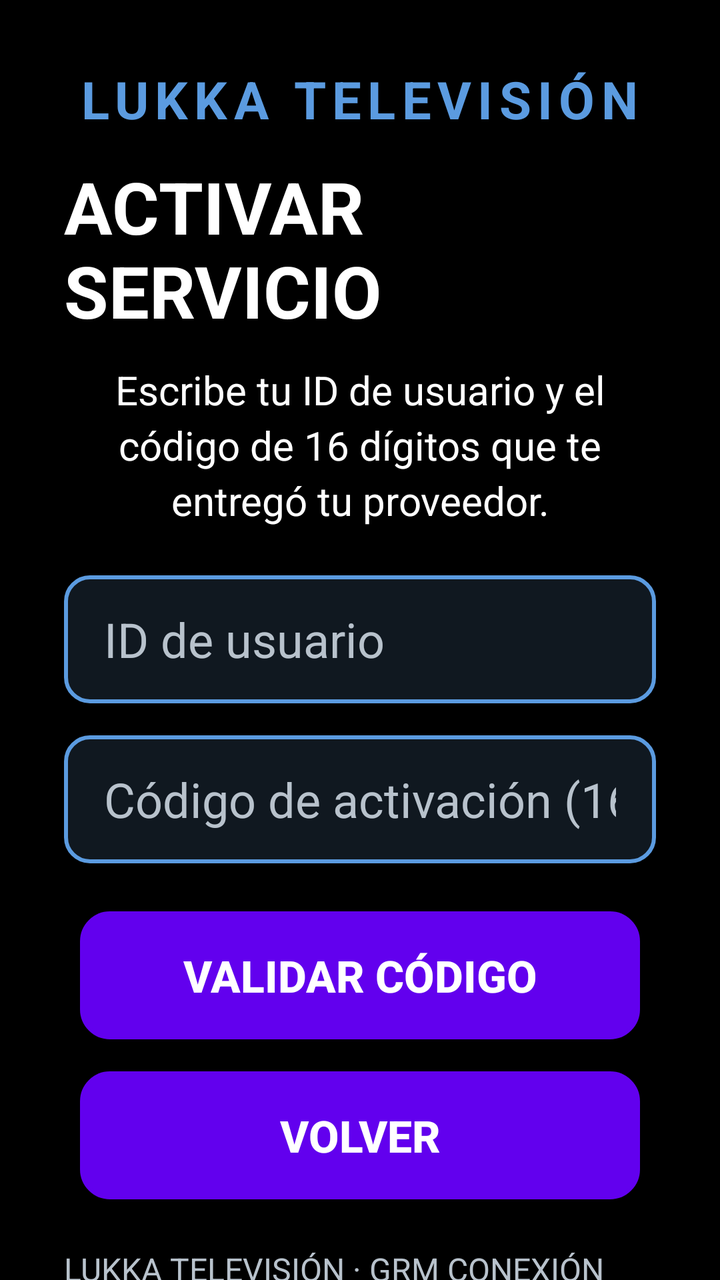
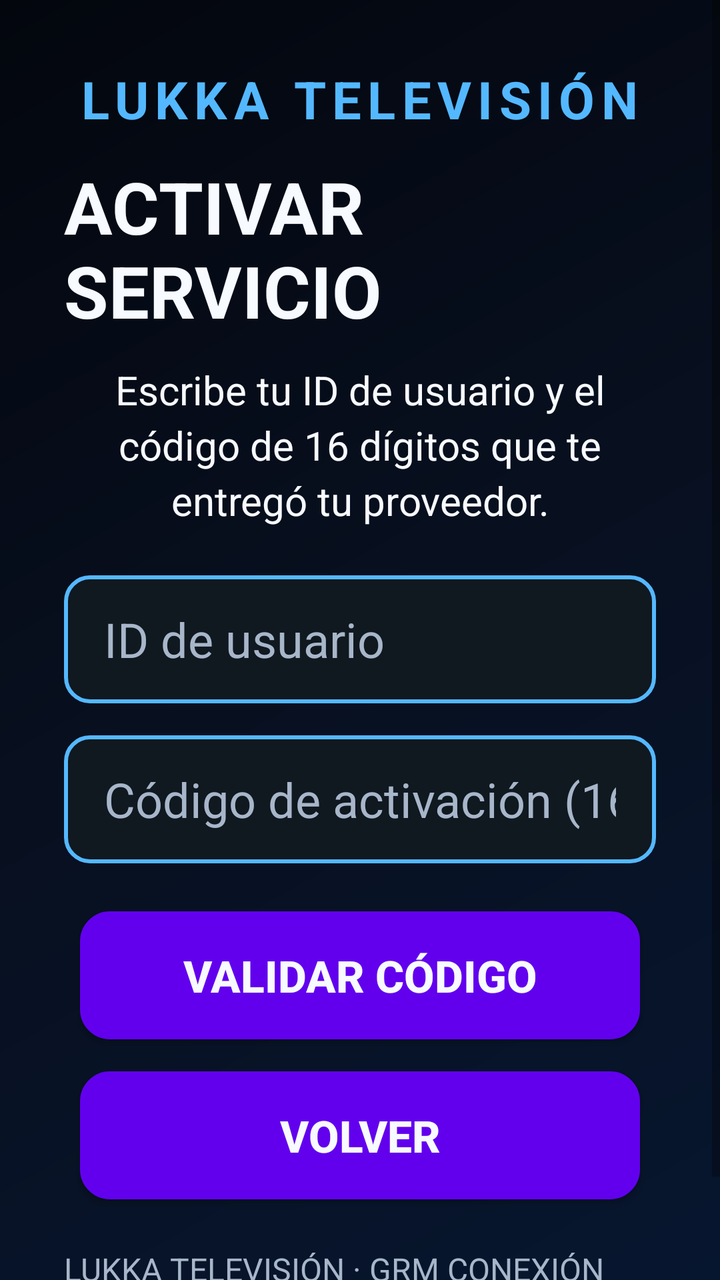

Before-and-after screenshots of an Android layout around one commit, followed by the original layout XML and the change that was made.
<!-- AndroidManifest.xml: application theme Theme.Lukka -->
<!-- res/layout/activity_activation.xml -->
<?xml version="1.0" encoding="utf-8"?>
<ScrollView xmlns:android="http://schemas.android.com/apk/res/android"
    android:layout_width="match_parent"
    android:layout_height="match_parent"
    android:background="@color/lukka_black"
    android:fillViewport="true">

    <LinearLayout
        android:layout_width="match_parent"
        android:layout_height="wrap_content"
        android:gravity="center_horizontal"
        android:minHeight="360dp"
        android:orientation="vertical"
        android:padding="32dp">

        <TextView
            style="@style/Lukka.Text.Brand"
            android:layout_width="wrap_content"
            android:layout_height="wrap_content"
            android:text="@string/brand" />

        <TextView
            style="@style/Lukka.Text.Title"
            android:layout_width="wrap_content"
            android:layout_height="wrap_content"
            android:layout_marginTop="12dp"
            android:text="@string/activation_title" />

        <TextView
            style="@style/Lukka.Text.Body"
            android:layout_width="match_parent"
            android:layout_height="wrap_content"
            android:layout_marginTop="12dp"
            android:gravity="center"
            android:text="@string/activation_help" />

        <EditText
            android:id="@+id/et_user_id"
            style="@style/Lukka.Input"
            android:layout_width="match_parent"
            android:layout_height="wrap_content"
            android:layout_marginTop="24dp"
            android:autofillHints="username"
            android:contentDescription="@string/hint_user_id"
            android:hint="@string/hint_user_id"
            android:imeOptions="actionNext"
            android:importantForAutofill="no"
            android:inputType="number"
            android:maxLength="20"
            android:nextFocusDown="@id/et_code" />

        <EditText
            android:id="@+id/et_code"
            style="@style/Lukka.Input"
            android:layout_width="match_parent"
            android:layout_height="wrap_content"
            android:layout_marginTop="16dp"
            android:contentDescription="@string/hint_code"
            android:hint="@string/hint_code"
            android:imeOptions="actionDone"
            android:importantForAutofill="no"
            android:inputType="number"
            android:maxLength="16"
            android:nextFocusDown="@id/btn_validate" />

        <TextView
            android:id="@+id/tv_message"
            style="@style/Lukka.Text.Body"
            android:layout_width="match_parent"
            android:layout_height="wrap_content"
            android:layout_marginTop="16dp"
            android:gravity="center"
            android:textColor="@color/lukka_error"
            android:textStyle="bold"
            android:visibility="gone" />

        <ProgressBar
            android:id="@+id/progress"
            android:layout_width="wrap_content"
            android:layout_height="wrap_content"
            android:layout_marginTop="16dp"
            android:contentDescription="@string/validating"
            android:indeterminate="true"
            android:visibility="gone" />

        <Button
            android:id="@+id/btn_validate"
            style="@style/Lukka.Button"
            android:layout_width="wrap_content"
            android:layout_height="wrap_content"
            android:layout_marginTop="24dp"
            android:contentDescription="@string/btn_validate"
            android:nextFocusDown="@id/btn_back"
            android:text="@string/btn_validate" />

        <Button
            android:id="@+id/btn_back"
            style="@style/Lukka.Button"
            android:layout_width="wrap_content"
            android:layout_height="wrap_content"
            android:layout_marginTop="16dp"
            android:contentDescription="@string/btn_back"
            android:text="@string/btn_back" />

        <TextView
            android:layout_width="wrap_content"
            android:layout_height="wrap_content"
            android:layout_marginTop="24dp"
            android:text="@string/footer"
            android:textColor="@color/lukka_gray"
            android:textSize="16sp" />
    </LinearLayout>
</ScrollView>
<!-- resources referenced by this layout -->
<resources>
  <color name="lukka_black">#000000</color>
  <color name="lukka_error">#FF8A80</color>
  <color name="lukka_gray">#B8C2CC</color>
  <string name="activation_help">Escribe tu ID de usuario y el código de 16 dígitos que te entregó tu proveedor.</string>
  <string name="activation_title">ACTIVAR SERVICIO</string>
  <string name="brand">LUKKA TELEVISIÓN</string>
  <string name="btn_back">VOLVER</string>
  <string name="btn_validate">VALIDAR CÓDIGO</string>
  <string name="footer">LUKKA TELEVISIÓN · GRM CONEXIÓN SAS</string>
  <string name="hint_code">Código de activación (16 dígitos)</string>
  <string name="hint_user_id">ID de usuario</string>
  <string name="validating">Validando…</string>
  <style name="Lukka.Button" parent="Widget.AppCompat.Button">
          <item name="android:background">@drawable/bg_button</item>
          <item name="android:textColor">@color/lukka_white</item>
          <item name="android:textSize">22sp</item>
          <item name="android:textStyle">bold</item>
          <item name="android:minHeight">64dp</item>
          <item name="android:minWidth">280dp</item>
          <item name="android:paddingLeft">32dp</item>
          <item name="android:paddingRight">32dp</item>
          <item name="android:focusable">true</item>
          <item name="android:textAllCaps">false</item>
      </style>
  <style name="Lukka.Input" parent="Widget.AppCompat.EditText">
          <item name="android:background">@drawable/bg_input</item>
          <item name="android:textColor">@color/lukka_white</item>
          <item name="android:textColorHint">@color/lukka_gray</item>
          <item name="android:textSize">24sp</item>
          <item name="android:minHeight">64dp</item>
          <item name="android:paddingLeft">20dp</item>
          <item name="android:paddingRight">20dp</item>
          <item name="android:singleLine">true</item>
      </style>
  <style name="Lukka.Text.Body">
          <item name="android:textColor">@color/lukka_white</item>
          <item name="android:textSize">20sp</item>
          <item name="android:lineSpacingExtra">4dp</item>
      </style>
  <style name="Lukka.Text.Brand">
          <item name="android:textColor">@color/lukka_blue_light</item>
          <item name="android:textSize">26sp</item>
          <item name="android:textStyle">bold</item>
          <item name="android:letterSpacing">0.12</item>
      </style>
  <style name="Lukka.Text.Title">
          <item name="android:textColor">@color/lukka_white</item>
          <item name="android:textSize">36sp</item>
          <item name="android:textStyle">bold</item>
      </style>
  <style name="Theme.Lukka" parent="Theme.MaterialComponents.DayNight.NoActionBar">
          <item name="android:windowBackground">@color/lukka_black</item>
          <item name="android:statusBarColor">@color/lukka_black</item>
          <item name="android:navigationBarColor">@color/lukka_black</item>
          <item name="android:textColorPrimary">@color/lukka_white</item>
          <item name="android:textColor">@color/lukka_white</item>
          <item name="colorAccent">@color/lukka_blue_light</item>
      </style>
  <color name="lukka_white">#FFFFFF</color>
  <color name="lukka_blue_light">#5B9BE0</color>
  <color name="lukka_blue_dark">#123C70</color>
  <color name="lukka_blue">#1F5FAE</color>
  <!-- unchanged entries left out for length: 2 -->
</resources>

<!-- the commit's change to res/layout/activity_activation.xml (unified diff, before → after) -->
@@ -2,7 +2,7 @@
 <ScrollView xmlns:android="http://schemas.android.com/apk/res/android"
     android:layout_width="match_parent"
     android:layout_height="match_parent"
-    android:background="@color/lukka_black"
+    android:background="@drawable/bg_splash"
     android:fillViewport="true">
 
     <LinearLayout
<!-- resource entries referenced after the edit -->
@@ -1,8 +1,11 @@
 <!-- resources referenced by this layout -->
 <resources>
-  <color name="lukka_black">#000000</color>
+  <color name="lukka_black">#050914</color>
   <color name="lukka_error">#FF8A80</color>
-  <color name="lukka_gray">#B8C2CC</color>
+  <color name="lukka_gray">#A8B6CA</color>
+  <!-- drawable bg_splash (drawable) -->
+  <?xml version="1.0" encoding="utf-8"?>
+  <shape xmlns:android="http://schemas.android.com/apk/res/android"><gradient android:angle="135" android:startColor="#07162F" android:centerColor="#081020" android:endColor="#03060D" /></shape>
   <string name="activation_help">Escribe tu ID de usuario y el código de 16 dígitos que te entregó tu proveedor.</string>
   <string name="activation_title">ACTIVAR SERVICIO</string>
   <string name="brand">LUKKA TELEVISIÓN</string>
@@ -52,16 +55,16 @@
       </style>
   <style name="Theme.Lukka" parent="Theme.MaterialComponents.DayNight.NoActionBar">
           <item name="android:windowBackground">@color/lukka_black</item>
-          <item name="android:statusBarColor">@color/lukka_black</item>
+          <item name="android:statusBarColor">@color/lukka_blue_dark</item>
           <item name="android:navigationBarColor">@color/lukka_black</item>
           <item name="android:textColorPrimary">@color/lukka_white</item>
           <item name="android:textColor">@color/lukka_white</item>
           <item name="colorAccent">@color/lukka_blue_light</item>
       </style>
-  <color name="lukka_white">#FFFFFF</color>
-  <color name="lukka_blue_light">#5B9BE0</color>
-  <color name="lukka_blue_dark">#123C70</color>
-  <color name="lukka_blue">#1F5FAE</color>
+  <color name="lukka_white">#F7FAFF</color>
+  <color name="lukka_blue_light">#54B8FF</color>
+  <color name="lukka_blue_dark">#0B1C3A</color>
+  <color name="lukka_blue">#1769E0</color>
   <!-- unchanged entries left out for length: 2 -->
 </resources>
 
